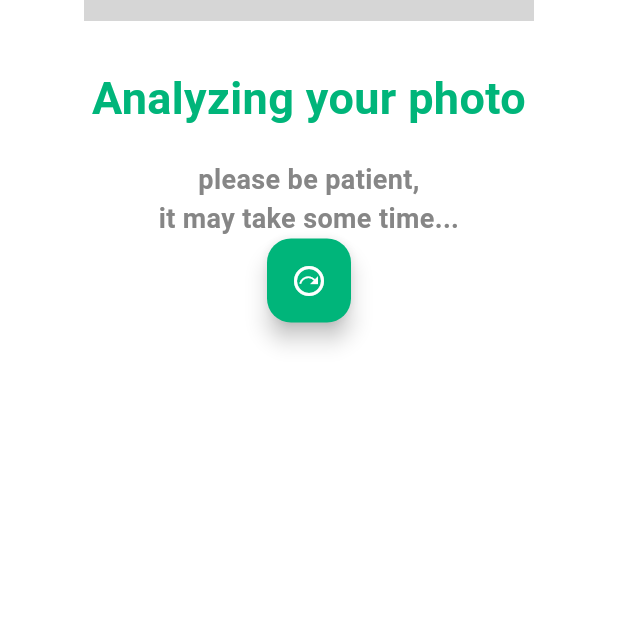
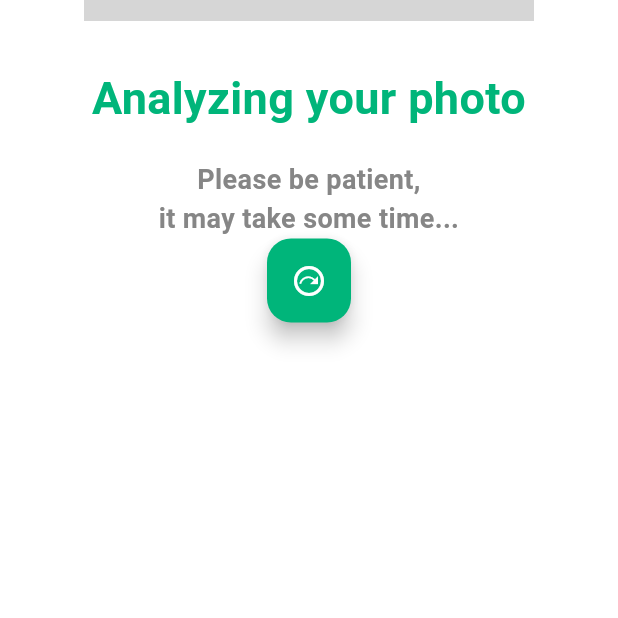
Before and after one commit to ucefooo/detection_app, a Flutter app: the AnalyzeLoadingPage screen opened directly with empty values, on a phone screen of 412 x 824 dp, the part 618-1236 px from its top. Run offline on Flutter 3.47's test engine with Material 3 defaults, Android fonts, the phone set to English and light mode, and no system bars; our stand-ins replace camera, hive, hive_flutter, image_picker, share_plus, shared_preferences; missing offline and left inert: model_viewer_plus; accounts and stored records are empty; generated files the repository leaves out were written again; grey boxes are pictures that could not be loaded.

```diff
--- a/lib/pages/new_case/new_case_lodaing_analyze.dart
+++ b/lib/pages/new_case/new_case_lodaing_analyze.dart
@@ -1,6 +1,7 @@
 import 'package:detection_app/pages/new_case/new_case_result.dart';
 import 'package:flutter/material.dart';
 import 'dart:io';
+import 'package:detection_app/classes/language_constants.dart';
 
 class AnalyzeLoadingPage extends StatelessWidget {
   final File imageFile;
@@ -21,8 +22,8 @@ class AnalyzeLoadingPage extends StatelessWidget {
       children: [
         _buildHeader(context),
         _buildOverlay(),
-        _buildBottomBar(),
-        _buildBottomBarText(),
+        _buildBottomBar(context),
+        _buildBottomBarText(context),
         FloatingActionButton(
           onPressed: () {
             Navigator.push(
@@ -82,13 +83,17 @@ class AnalyzeLoadingPage extends StatelessWidget {
               context: context,
               builder: (BuildContext context) {
                 return AlertDialog(
-                  title: const Text(
-                    "Are you sure you want to cancel the new test?",
+                  title: Text(
+                    translation(context).newCaseCancelTestPopUpTitle,
+                    // "Are you sure you want to cancel the new test?",
                     style:
                         TextStyle(fontSize: 16), // Adjust font size if needed
                   ),
                   content:
-                      const Text('Do you want to discard the current test?'),
+                      Text(
+                        translation(context).newCaseCancelTestPopUpContent,
+                        // 'Do you want to discard the current test?'
+                        ),
                   actions: <Widget>[
                     Row(
                       mainAxisAlignment: MainAxisAlignment.spaceAround,
@@ -107,12 +112,12 @@ class AnalyzeLoadingPage extends StatelessWidget {
                             ),
                             elevation: 0,
                           ),
-                          child: const Text(
-                            'Cancel test',
+                          child: Text(
+                            translation(context).newCaseCancelTestPopUpCancel,
                             textAlign: TextAlign.center,
                             overflow: TextOverflow.ellipsis,
                             maxLines: 1,
-                            style: TextStyle(
+                            style: const TextStyle(
                                 fontSize: 16, fontWeight: FontWeight.w500),
                           ),
                         ),
@@ -129,12 +134,12 @@ class AnalyzeLoadingPage extends StatelessWidget {
                             ),
                             elevation: 0,
                           ),
-                          child: const Text(
-                            'Continue',
+                          child: Text(
+                            translation(context).newCaseCancelTestPopUpContinue,
                             textAlign: TextAlign.center,
                             overflow: TextOverflow.ellipsis,
                             maxLines: 1,
-                            style: TextStyle(
+                            style: const TextStyle(
                                 fontSize: 16, fontWeight: FontWeight.w500),
                           ),
                         ),
@@ -146,22 +151,24 @@ class AnalyzeLoadingPage extends StatelessWidget {
             );
           },
         ),
-        const Text(
-          'Analyzing...',
-          style: TextStyle(fontSize: 20),
+        Text(
+          translation(context).newCaseAnalyzeLoadingTitle,
+          // 'Analyzing...',
+          style: const TextStyle(fontSize: 20),
         ),
         const SizedBox(width: 48), // Placeholder for symmetry
       ],
     );
   }
 
-  Widget _buildBottomBar() {
-    return const Padding(
-      padding: EdgeInsets.only(top: 30.0),
+  Widget _buildBottomBar(BuildContext context) {
+    return Padding(
+      padding: const EdgeInsets.only(top: 30.0),
       child: Text(
-        'Analyzing your photo',
+        translation(context).newCaseAnalyzeLoadingSubtitle,
+        // 'Analyzing your photo',
         textAlign: TextAlign.center,
-        style: TextStyle(
+        style: const TextStyle(
             fontSize: 30,
             fontWeight: FontWeight.bold,
             color: Color(0xFF00B57A)),
@@ -169,13 +176,14 @@ class AnalyzeLoadingPage extends StatelessWidget {
     );
   }
 
-  Widget _buildBottomBarText() {
-    return const Padding(
-      padding: EdgeInsets.only(top: 20.0),
+  Widget _buildBottomBarText(BuildContext context) {
+    return Padding(
+      padding: const EdgeInsets.only(top: 20.0),
       child: Text(
-        'please be patient,\nit may take some time...',
+        translation(context).newCaseAnalyzeLoadingContent,
+        // 'please be patient,\nit may take some time...',
         textAlign: TextAlign.center,
-        style: TextStyle(
+        style: const TextStyle(
           fontSize: 18,
           fontWeight: FontWeight.bold,
           color: Color.fromARGB(255, 134, 134, 134),
```
Also changed, not shown: lib/l10n/app_ar.arb (+27 -1 lines), lib/l10n/app_en.arb (+27 -1 lines), lib/l10n/app_fr.arb (+27 -1 lines), lib/pages/new_case/new_case_camera_first.dart (+14 -11 lines), lib/pages/new_case/new_case_image_preview.dart (+13 -8 lines), lib/pages/new_case/new_case_page.dart (+32 -26 lines), lib/pages/new_case/new_case_result.dart (+31 -26 lines).
